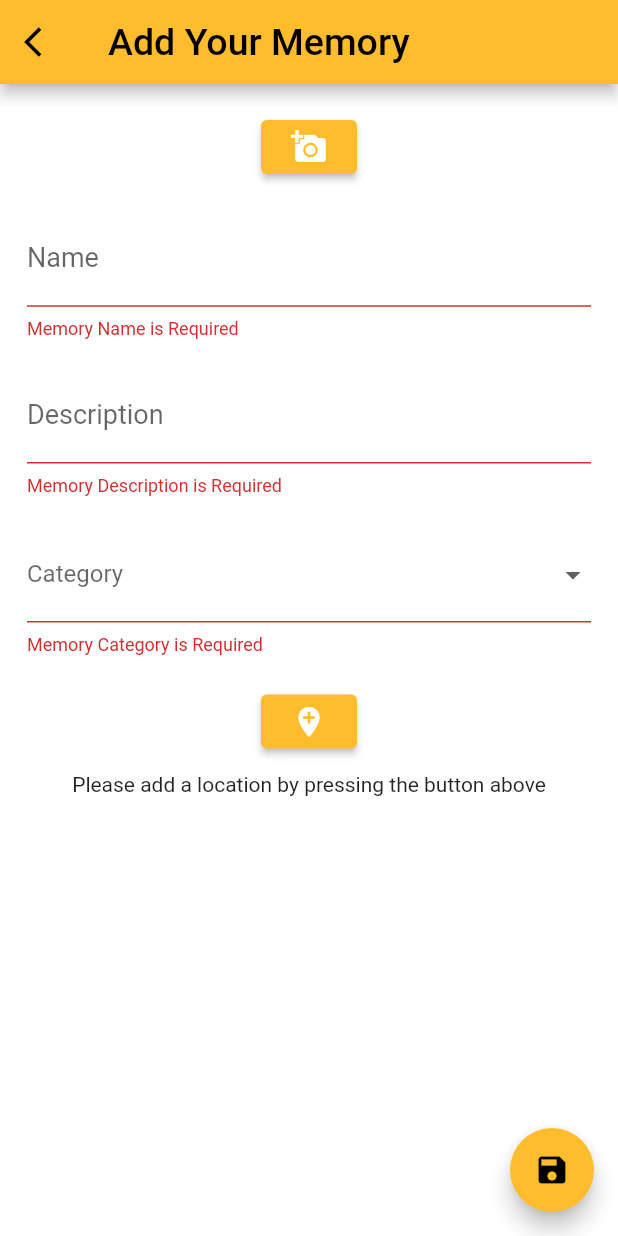
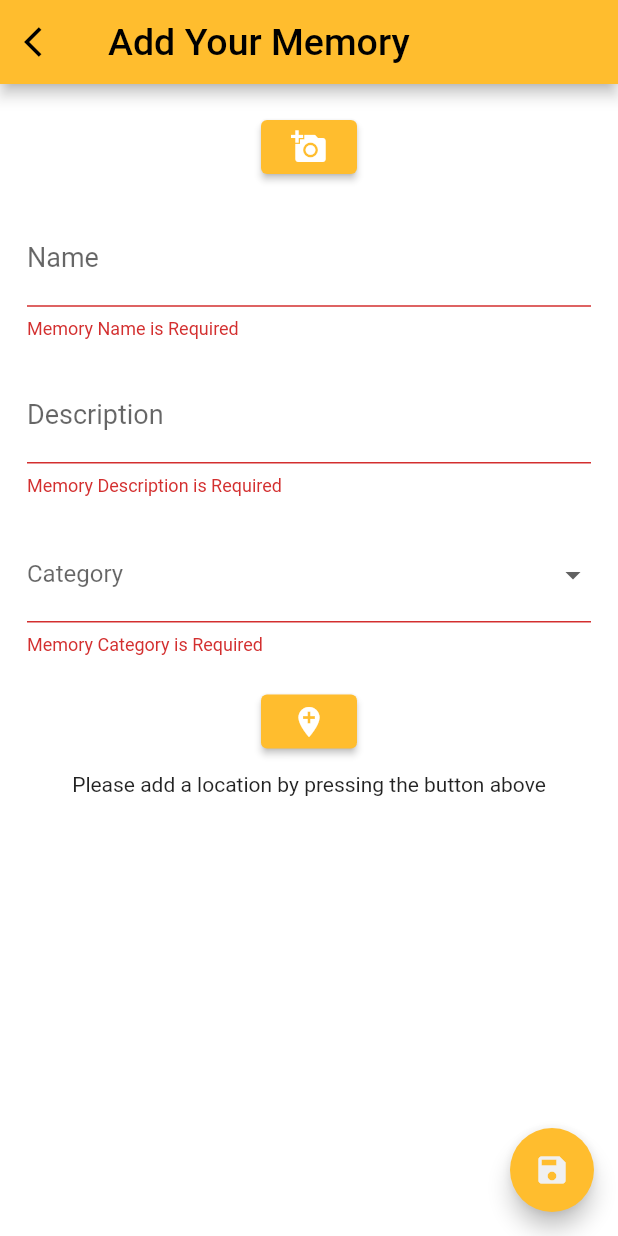
Before and after one commit to JackWangCA/DiaryApp, a Flutter app: the screen it shows after launch, after a tap on the "add" icon, on a phone screen of 412 x 824 dp. Run offline on Flutter 3.47's test engine with Material 2 defaults, Android fonts, the phone set to English and light mode, and no system bars; our stand-ins replace geolocator, google_maps_flutter, image_picker, shared_preferences.

Commit message:
UI changes

```diff
--- a/lib/pages/AddMemoryScreen.dart
+++ b/lib/pages/AddMemoryScreen.dart
@@ -72,6 +72,7 @@ class _AddMemoryPageState extends State<AddMemoryPage> {
       //the floating button at the bottom right ofthe screen
       floatingActionButton: FloatingActionButton(
         backgroundColor: Theme.of(context).primaryColor,
+        foregroundColor: Theme.of(context).accentColor,
         onPressed: () {
           saveMemory();
         },
--- a/lib/pages/MainScreen.dart
+++ b/lib/pages/MainScreen.dart
@@ -78,6 +78,7 @@ class _MainScreenPageState extends State<MainScreenPage> {
           : listView(), // if the list is empty, show empty view, otherwise, show listview
       floatingActionButton: FloatingActionButton(
         backgroundColor: Theme.of(context).primaryColor,
+        foregroundColor: Theme.of(context).accentColor,
         onPressed: () {
           Navigator.of(context)
               .push(MaterialPageRoute(builder: (BuildContext context) {
--- a/lib/pages/MemoryDetail.dart
+++ b/lib/pages/MemoryDetail.dart
@@ -144,6 +144,7 @@ class _MemoryDetailScreenState extends State<MemoryDetailScreen> {
       ),
       floatingActionButton: FloatingActionButton(
         backgroundColor: Theme.of(context).primaryColor,
+        foregroundColor: Theme.of(context).accentColor,
         child: Icon(Icons.delete),
         onPressed: () {
           Navigator.of(context).pop(widget.memory);
```
